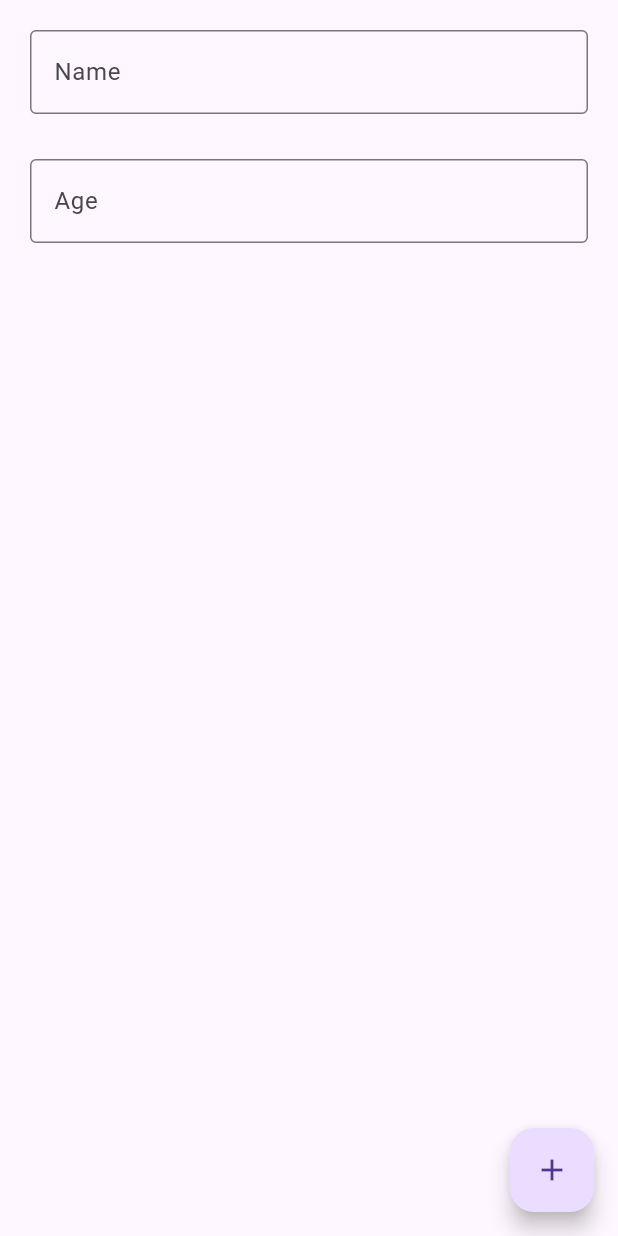
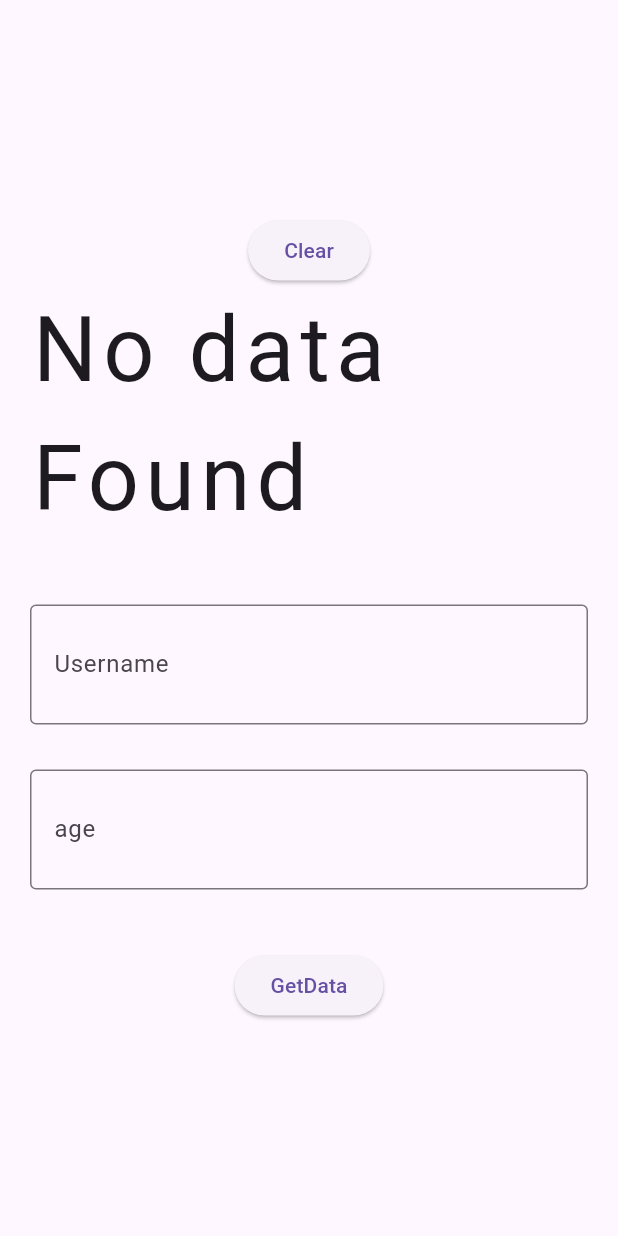
Before and after one commit to ijas-ak/my_flutter_activities, a Flutter app: the screen it shows after launch, on a phone screen of 412 x 824 dp. Run offline on Flutter 3.47's test engine with Material 3 defaults, Android fonts, the phone set to English and light mode, and no system bars; our stand-ins replace curved_navigation_bar, font_awesome_flutter, gap, google_fonts, hive, hive_flutter and 1 more; accounts and stored records are empty.

Commit message:
hiveTypeAdapter

```diff
--- /dev/null
+++ b/hivee/lib/learnAdapter/person.dart
@@ -0,0 +1,12 @@
+import 'package:hive_flutter/hive_flutter.dart';
+part 'person.g.dart';
+
+@HiveType(typeId: 1)
+class Person {
+  @HiveField(0)
+  String name;
+  @HiveField(1)
+  int age;
+
+  Person({required this.name, required this.age});
+}
--- /dev/null
+++ b/hivee/lib/learnAdapter/typeadapter.dart
@@ -0,0 +1,119 @@
+import 'package:flutter/material.dart';
+import 'package:flutter/widgets.dart';
+import 'package:gap/gap.dart';
+import 'package:google_fonts/google_fonts.dart';
+import 'package:hive/hive.dart';
+import 'package:hivee/learnAdapter/person.dart';
+
+class LearnAdapter extends StatefulWidget {
+  const LearnAdapter({super.key});
+
+  @override
+  State<LearnAdapter> createState() => _LearnAdapterState();
+}
+
+class _LearnAdapterState extends State<LearnAdapter> {
+  final username = TextEditingController();
+  final age = TextEditingController();
+  String? data;
+  //My Hive Key
+  final personBox = Hive.box<Person>('mydata');
+  @override
+  void initState() {
+    super.initState();
+
+    getData();
+  }
+
+  void getData() {
+    final obj = personBox.get('mydata'); // Load from Hive using the correct key
+    if (obj != null) {
+      setState(() {
+        data = 'name: ${obj.name}, age: ${obj.age}';
+      });
+    } else {
+      setState(() {
+        data = null;
+      });
+    }
+  }
+
+  void saveData() {
+    final parsedAge = int.tryParse(age.text) ?? 0;
+    final obj = Person(name: username.text, age: parsedAge);
+    personBox.put('mydata', obj);
+    getData();
+  }
+
+  void deleteData() {
+    setState(() {
+      personBox.delete("mydata");
+      data = null;
+    });
+  }
+
+  @override
+  Widget build(BuildContext context) {
+    return Scaffold(
+      body: Center(
+        child: Container(
+          margin: EdgeInsets.all(20),
+          child: Column(
+            mainAxisAlignment: MainAxisAlignment.center,
+            children: [
+              ElevatedButton(
+                onPressed: () {
+                  deleteData();
+                },
+                child: Text("Clear"),
+              ),
+              Text(
+                data ?? "No data Found",
+                style: GoogleFonts.sixCaps(fontSize: 60, letterSpacing: 4),
+              ),
+              Gap(40),
+              TextFormField(
+                controller: username,
+                decoration: InputDecoration(
+                  labelText: "Username",
+                  border: OutlineInputBorder(),
+                  suffix: IconButton(
+                    onPressed: () {
+                      setState(() {
+                        username.clear();
+                      });
+                    },
+                    icon: Icon(Icons.delete),
+                  ),
+                ),
+              ),
+              Gap(30),
+              TextFormField(
+                controller: age,
+                decoration: InputDecoration(
+                  labelText: "age",
+                  border: OutlineInputBorder(),
+                  suffix: IconButton(
+                    onPressed: () {
+                      setState(() {
+                        username.clear();
+                      });
+                    },
+                    icon: Icon(Icons.delete),
+                  ),
+                ),
+              ),
+              Gap(40),
+              ElevatedButton(
+                onPressed: () {
+                  saveData();
+                },
+                child: Text("GetData"),
+              ),
+            ],
+          ),
+        ),
+      ),
+    );
+  }
+}
--- a/hivee/lib/type_adapter/adapterusing.dart
+++ b/hivee/lib/type_adapter/adapterusing.dart
@@ -1,100 +1,100 @@
-import 'package:flutter/material.dart';
-import 'package:gap/gap.dart';
-import 'package:hive/hive.dart';
-import 'package:hive_flutter/hive_flutter.dart';
-import 'package:hivee/type_adapter/model.dart';
+// import 'package:flutter/material.dart';
+// import 'package:gap/gap.dart';
+// import 'package:hive/hive.dart';
+// import 'package:hive_flutter/hive_flutter.dart';
+// import 'package:hivee/learnAdapter/model.dart';
 
-class HiveUsing extends StatefulWidget {
-  const HiveUsing({super.key});
+// class HiveUsing extends StatefulWidget {
+//   const HiveUsing({super.key});
 
-  @override
-  State<HiveUsing> createState() => _HiveUsingState();
-}
+//   @override
+//   State<HiveUsing> createState() => _HiveUsingState();
+// }
 
-class _HiveUsingState extends State<HiveUsing> {
-  final studentname = TextEditingController();
-  final studentage = TextEditingController();
-  @override
-  void initState() {
-    super.initState();
-    final mybox = Hive.box<Student>('student');
-    mybox.clear();
-  }
+// class _HiveUsingState extends State<HiveUsing> {
+//   final studentname = TextEditingController();
+//   final studentage = TextEditingController();
+//   @override
+//   void initState() {
+//     super.initState();
+//     final mybox = Hive.box<Student>('student');
+//     mybox.clear();
+//   }
 
-  @override
-  Widget build(BuildContext context) {
-    return Scaffold(
-      floatingActionButton: FloatingActionButton(
-        onPressed: () {
-          final mybox = Hive.box<Student>('student');
+//   @override
+//   Widget build(BuildContext context) {
+//     return Scaffold(
+//       floatingActionButton: FloatingActionButton(
+//         onPressed: () {
+//           final mybox = Hive.box<Student>('student');
 
-          final ageValue = studentage.text.trim();
-          final userAge = int.tryParse(ageValue);
-          if (userAge == null) {
-            ScaffoldMessenger.of(
-              context,
-            ).showSnackBar(SnackBar(content: Text("Invalid Age")));
-            return;
-          }
-          final student = Student(
-            name: studentname.text,
-            age: int.tryParse(studentage.text) ?? 0,
-          );
-          mybox.add(student);
-        },
-        child: Icon(Icons.add),
-      ),
-      body: Container(
-        margin: EdgeInsets.all(20),
-        child: Column(
-          children: [
-            TextFormField(
-              controller: studentname,
-              decoration: InputDecoration(
-                border: OutlineInputBorder(),
-                labelText: "Name",
-              ),
-            ),
-            Gap(30),
-            TextFormField(
-              controller: studentage,
-              decoration: InputDecoration(
-                border: OutlineInputBorder(),
-                labelText: "Age",
-              ),
-            ),
-            Gap(30),
-            Expanded(
-              child: ValueListenableBuilder(
-                valueListenable: Hive.box<Student>('student').listenable(),
-                builder: (context, Box<Student> mybox, _) {
-                  final students = mybox.values.toList();
-                  final keys = mybox.keys.toList();
-                  return ListView.builder(
-                    itemCount: students.length,
-                    itemBuilder: (context, index) {
-                      final student = students[index];
-                      final key = keys[index];
-                      return Card(
-                        child: ListTile(
-                          title: Text(student.name),
-                          subtitle: Text(student.age.toString()),
-                          trailing: IconButton(
-                            onPressed: () {
-                              mybox.delete(key);
-                            },
-                            icon: Icon(Icons.delete, color: Colors.red),
-                          ),
-                        ),
-                      );
-                    },
-                  );
-                },
-              ),
-            ),
-          ],
-        ),
-      ),
-    );
-  }
-}
+//           final ageValue = studentage.text.trim();
+//           final userAge = int.tryParse(ageValue);
+//           if (userAge == null) {
+//             ScaffoldMessenger.of(
+//               context,
+//             ).showSnackBar(SnackBar(content: Text("Invalid Age")));
+//             return;
+//           }
+//           final student = Student(
+//             name: studentname.text,
+//             age: int.tryParse(studentage.text) ?? 0,
+//           );
+//           mybox.add(student);
+//         },
+//         child: Icon(Icons.add),
+//       ),
+//       body: Container(
+//         margin: EdgeInsets.all(20),
+//         child: Column(
+//           children: [
+//             TextFormField(
+//               controller: studentname,
+//               decoration: InputDecoration(
+//                 border: OutlineInputBorder(),
+//                 labelText: "Name",
+//               ),
+//             ),
+//             Gap(30),
+//             TextFormField(
+//               controller: studentage,
+//               decoration: InputDecoration(
+//                 border: OutlineInputBorder(),
+//                 labelText: "Age",
+//               ),
+//             ),
+//             Gap(30),
+//             Expanded(
+//               child: ValueListenableBuilder(
+//                 valueListenable: Hive.box<Student>('student').listenable(),
+//                 builder: (context, Box<Student> mybox, _) {
+//                   final students = mybox.values.toList();
+//                   final keys = mybox.keys.toList();
+//                   return ListView.builder(
+//                     itemCount: students.length,
+//                     itemBuilder: (context, index) {
+//                       final student = students[index];
+//                       final key = keys[index];
+//                       return Card(
+//                         child: ListTile(
+//                           title: Text(student.name),
+//                           subtitle: Text(student.age.toString()),
+//                           trailing: IconButton(
+//                             onPressed: () {
+//                               mybox.delete(key);
+//                             },
+//                             icon: Icon(Icons.delete, color: Colors.red),
+//                           ),
+//                         ),
+//                       );
+//                     },
+//                   );
+//                 },
+//               ),
+//             ),
+//           ],
+//         ),
+//       ),
+//     );
+//   }
+// }
--- a/hivee/lib/type_adapter/model.dart
+++ /dev/null
@@ -1,12 +0,0 @@
-import 'package:hive/hive.dart';
-part 'model.g.dart';
-
-@HiveType(typeId: 1)
-class Student {
-  @HiveField(0)
-  String name;
-  @HiveField(1)
-  int age;
-
-  Student({required this.name, required this.age});
-}
--- a/hivee/pubspec.yaml
+++ b/hivee/pubspec.yaml
@@ -38,6 +38,10 @@ dependencies:
 
   hive_flutter: ^1.1.0
   gap: ^3.0.1
+  font_awesome_flutter: ^10.8.0
+  google_fonts: ^6.2.1
+
+
 
 dev_dependencies:
   flutter_test:
```
Also changed, not shown: hivee/lib/hiveeee/githive.dart (added, +124 -0 lines), hivee/lib/insta/instagram_head.dart (added, +72 -0 lines), hivee/lib/insta/test.dart (added, +31 -0 lines), hivee/lib/insta/widgets.dart (added, +84 -0 lines), hivee/lib/main.dart (+7 -8 lines), hivee/lib/learnAdapter/person.g.dart, hivee/pubspec.lock.
